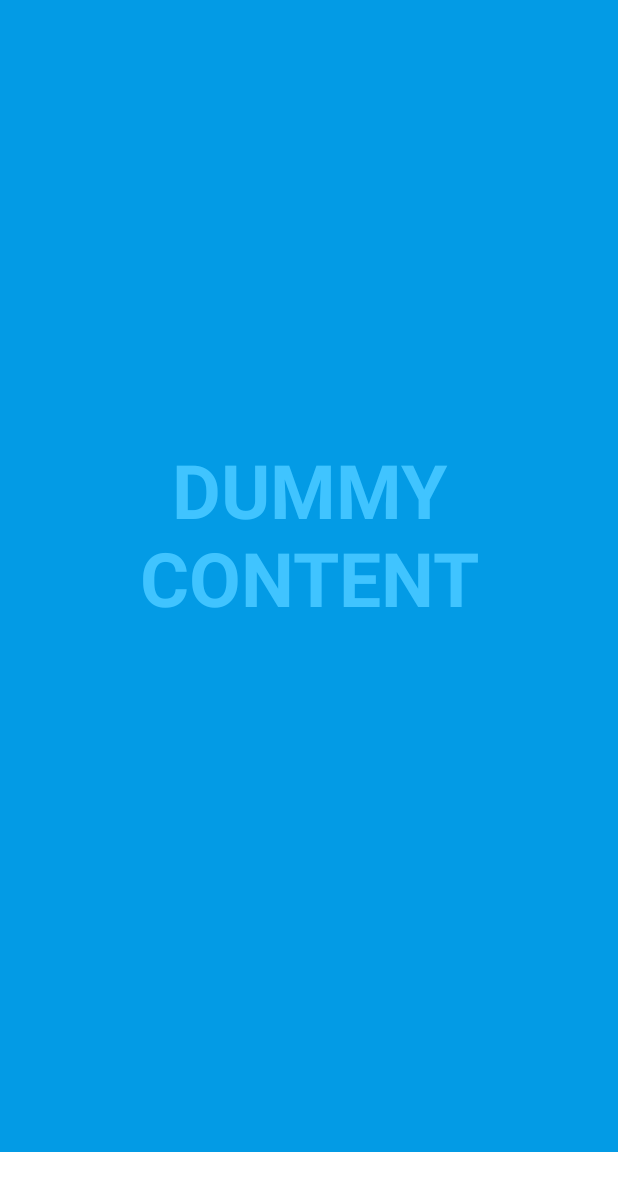
After one commit to RodrigoJavier101/router_pointer, an Android app built with Jetpack Compose: the fragment FullscreenFragment shown on its own in the app's theme, on a phone screen of 412 x 824 dp. The commit adds this screen. Shown: the top 1191 px of the screen. Run offline under Robolectric (Android 15) with nearby library versions, the phone set to English and light mode, and no system bars.

Commit message:
remote previous send

```diff
--- a/app/src/main/java/com/rodrigo/javier/eox/hackermen/routerpointer/ui/activities/MainActivity.kt
+++ b/app/src/main/java/com/rodrigo/javier/eox/hackermen/routerpointer/ui/activities/MainActivity.kt
@@ -15,6 +15,4 @@ class MainActivity : AppCompatActivity() {
 		binding = ActivityMainBinding.inflate(layoutInflater)
 		setContentView(binding.root)
 	}
-
-
 }
--- /dev/null
+++ b/app/src/main/java/com/rodrigo/javier/eox/hackermen/routerpointer/ui/fragments/FullscreenFragment.kt
@@ -0,0 +1,131 @@
+package com.rodrigo.javier.eox.hackermen.routerpointer.ui.fragments
+
+import android.os.Bundle
+import android.os.Handler
+import android.view.LayoutInflater
+import android.view.View
+import android.view.ViewGroup
+import android.view.WindowManager
+import android.widget.Button
+import androidx.appcompat.app.AppCompatActivity
+import androidx.fragment.app.Fragment
+import com.rodrigo.javier.eox.hackermen.routerpointer.R
+
+class FullscreenFragment : Fragment() {
+    private val hideHandler = Handler()
+
+    @Suppress("InlinedApi")
+    private val hidePart2Runnable = Runnable {
+
+        val flags =
+            View.SYSTEM_UI_FLAG_LOW_PROFILE or
+                    View.SYSTEM_UI_FLAG_FULLSCREEN or
+                    View.SYSTEM_UI_FLAG_LAYOUT_STABLE or
+                    View.SYSTEM_UI_FLAG_IMMERSIVE_STICKY or
+                    View.SYSTEM_UI_FLAG_LAYOUT_HIDE_NAVIGATION or
+                    View.SYSTEM_UI_FLAG_HIDE_NAVIGATION
+        activity?.window?.decorView?.systemUiVisibility = flags
+        (activity as? AppCompatActivity)?.supportActionBar?.hide()
+    }
+    private val showPart2Runnable = Runnable {
+        // Delayed display of UI elements
+        fullscreenContentControls?.visibility = View.VISIBLE
+    }
+    private var visible: Boolean = false
+    private val hideRunnable = Runnable { hide() }
+
+
+    private val delayHideTouchListener = View.OnTouchListener { _, _ ->
+        if (AUTO_HIDE) {
+            delayedHide(AUTO_HIDE_DELAY_MILLIS)
+        }
+        false
+    }
+
+    private var dummyButton: Button? = null
+    private var fullscreenContent: View? = null
+    private var fullscreenContentControls: View? = null
+
+    override fun onCreateView(
+        inflater: LayoutInflater,
+        container: ViewGroup?,
+        savedInstanceState: Bundle?
+    ): View? {
+        return inflater.inflate(R.layout.fragment_fullscreen, container, false)
+    }
+
+    override fun onViewCreated(view: View, savedInstanceState: Bundle?) {
+        super.onViewCreated(view, savedInstanceState)
+
+        visible = true
+
+        dummyButton = view.findViewById(R.id.dummy_button)
+        fullscreenContent = view.findViewById(R.id.fullscreen_content)
+        fullscreenContentControls = view.findViewById(R.id.fullscreen_content_controls)
+        fullscreenContent?.setOnClickListener { toggle() }
+
+        dummyButton?.setOnTouchListener(delayHideTouchListener)
+    }
+
+    override fun onResume() {
+        super.onResume()
+        activity?.window?.addFlags(WindowManager.LayoutParams.FLAG_LAYOUT_NO_LIMITS)
+
+        delayedHide(100)
+    }
+
+    override fun onPause() {
+        super.onPause()
+        activity?.window?.clearFlags(WindowManager.LayoutParams.FLAG_LAYOUT_NO_LIMITS)
+        activity?.window?.decorView?.systemUiVisibility = 0
+        show()
+    }
+
+    override fun onDestroy() {
+        super.onDestroy()
+        dummyButton = null
+        fullscreenContent = null
+        fullscreenContentControls = null
+    }
+
+    private fun toggle() {
+        if (visible) {
+            hide()
+        } else {
+            show()
+        }
+    }
+
+    private fun hide() {
+        fullscreenContentControls?.visibility = View.GONE
+        visible = false
+
+        hideHandler.removeCallbacks(showPart2Runnable)
+        hideHandler.postDelayed(hidePart2Runnable, UI_ANIMATION_DELAY.toLong())
+    }
+
+    @Suppress("InlinedApi")
+    private fun show() {
+        fullscreenContent?.systemUiVisibility =
+            View.SYSTEM_UI_FLAG_LAYOUT_FULLSCREEN or
+                    View.SYSTEM_UI_FLAG_LAYOUT_HIDE_NAVIGATION
+        visible = true
+
+        hideHandler.removeCallbacks(hidePart2Runnable)
+        hideHandler.postDelayed(showPart2Runnable, UI_ANIMATION_DELAY.toLong())
+        (activity as? AppCompatActivity)?.supportActionBar?.show()
+    }
+
+    private fun delayedHide(delayMillis: Int) {
+        hideHandler.removeCallbacks(hideRunnable)
+        hideHandler.postDelayed(hideRunnable, delayMillis.toLong())
+    }
+
+    companion object {
+        private const val AUTO_HIDE = true
+
+        private const val AUTO_HIDE_DELAY_MILLIS = 3000
+
+        private const val UI_ANIMATION_DELAY = 300
+    }
+}
--- a/app/src/main/java/com/rodrigo/javier/eox/hackermen/routerpointer/ui/fragments/WholeRouteMapFragment.kt
+++ b/app/src/main/java/com/rodrigo/javier/eox/hackermen/routerpointer/ui/fragments/WholeRouteMapFragment.kt
@@ -149,7 +149,7 @@ open class WholeRouteMapFragment : Fragment(), ListenerWholeRoute {
         Toast.makeText(
             requireContext(),
             "Short",
-            Toast.LENGTH_LONG
+            Toast.LENGTH_SHORT
         ).show()
     }
 
@@ -158,6 +158,7 @@ open class WholeRouteMapFragment : Fragment(), ListenerWholeRoute {
     }
 
     private fun generatePhoneCall() {
+//        val bind : Ph
         val dialogView = layoutInflater
             .inflate(R.layout.phonecall_dialog, null)
 
--- /dev/null
+++ b/app/src/main/res/layout/fragment_fullscreen.xml
@@ -0,0 +1,51 @@
+<?xml version="1.0" encoding="utf-8"?>
+<FrameLayout xmlns:android="http://schemas.android.com/apk/res/android"
+    xmlns:tools="http://schemas.android.com/tools"
+    android:layout_width="match_parent"
+    android:layout_height="match_parent"
+    android:background="?attr/fullscreenBackgroundColor"
+    android:theme="@style/ThemeOverlay.RouterPointer.FullscreenContainer"
+    tools:context=".ui.fragments.FullscreenFragment">
+
+    <!-- The primary full-screen view. This can be replaced with whatever view
+         is needed to present your content, e.g. VideoView, SurfaceView,
+         TextureView, etc. -->
+    <TextView
+        android:id="@+id/fullscreen_content"
+        android:layout_width="match_parent"
+        android:layout_height="match_parent"
+        android:gravity="center"
+        android:keepScreenOn="true"
+        android:text="@string/dummy_content"
+        android:textColor="?attr/fullscreenTextColor"
+        android:textSize="50sp"
+        android:textStyle="bold" />
+
+    <!-- This FrameLayout insets its children based on system windows using
+         android:fitsSystemWindows. -->
+    <FrameLayout
+        android:layout_width="match_parent"
+        android:layout_height="match_parent"
+        android:fitsSystemWindows="true">
+
+        <LinearLayout
+            android:id="@+id/fullscreen_content_controls"
+            style="@style/Widget.Theme.RouterPointer.ButtonBar.Fullscreen"
+            android:layout_width="match_parent"
+            android:layout_height="wrap_content"
+            android:layout_gravity="bottom|center_horizontal"
+            android:orientation="horizontal"
+            tools:ignore="UselessParent">
+
+            <Button
+                android:id="@+id/dummy_button"
+                style="?android:attr/buttonBarButtonStyle"
+                android:layout_width="0dp"
+                android:layout_height="wrap_content"
+                android:layout_weight="1"
+                android:text="@string/dummy_button" />
+
+        </LinearLayout>
+    </FrameLayout>
+
+</FrameLayout>
--- a/app/src/main/res/layout/fragment_whole_route_map.xml
+++ b/app/src/main/res/layout/fragment_whole_route_map.xml
@@ -4,7 +4,7 @@
     xmlns:tools="http://schemas.android.com/tools"
     android:layout_width="match_parent"
     android:layout_height="match_parent"
-    android:background="@color/teal_700">
+    android:background="@drawable/fondo">
 
     <androidx.appcompat.widget.LinearLayoutCompat
         android:id="@+id/linearLayoutCompat"
@@ -17,7 +17,7 @@
         <androidx.appcompat.widget.AppCompatImageView
             android:layout_width="wrap_content"
             android:layout_height="wrap_content"
-            android:background="@drawable/menu"/>
+            android:background="@drawable/menu" />
     </androidx.appcompat.widget.LinearLayoutCompat>
 
     <LinearLayout
--- a/app/src/main/res/layout/phonecall_dialog.xml
+++ b/app/src/main/res/layout/phonecall_dialog.xml
@@ -3,6 +3,7 @@
     xmlns:app="http://schemas.android.com/apk/res-auto"
     xmlns:tools="http://schemas.android.com/tools"
     android:layout_width="match_parent"
+    android:id="@+id/phonecall_dialog"
     android:layout_height="wrap_content"
     android:orientation="vertical">
 
--- a/app/src/main/res/values-night/themes.xml
+++ b/app/src/main/res/values-night/themes.xml
@@ -13,4 +13,9 @@
         <item name="android:statusBarColor" tools:targetApi="l">?attr/colorPrimaryVariant</item>
         <!-- Customize your theme here. -->
     </style>
+
+    <style name="ThemeOverlay.RouterPointer.FullscreenContainer" parent="">
+        <item name="fullscreenBackgroundColor">@color/light_blue_900</item>
+        <item name="fullscreenTextColor">@color/light_blue_A400</item>
+    </style>
 </resources>
--- /dev/null
+++ b/app/src/main/res/values/attrs.xml
@@ -0,0 +1,6 @@
+<resources>
+    <declare-styleable name="FullscreenAttrs">
+        <attr name="fullscreenBackgroundColor" format="color" />
+        <attr name="fullscreenTextColor" format="color" />
+    </declare-styleable>
+</resources>
--- a/app/src/main/res/values/colors.xml
+++ b/app/src/main/res/values/colors.xml
@@ -7,4 +7,9 @@
     <color name="teal_700">#FF018786</color>
     <color name="black">#FF000000</color>
     <color name="white">#FFFFFFFF</color>
+    <color name="light_blue_600">#FF039BE5</color>
+    <color name="light_blue_900">#FF01579B</color>
+    <color name="light_blue_A200">#FF40C4FF</color>
+    <color name="light_blue_A400">#FF00B0FF</color>
+    <color name="black_overlay">#66000000</color>
 </resources>
--- a/app/src/main/res/values/strings.xml
+++ b/app/src/main/res/values/strings.xml
@@ -36,4 +36,6 @@
     <string name="action_print">Print</string>
     <!-- TODO: Remove or change this placeholder text -->
     <string name="hello_blank_fragment">Hello blank fragment</string>
+    <string name="dummy_button">Dummy Button</string>
+    <string name="dummy_content">DUMMY\nCONTENT</string>
 </resources>
--- /dev/null
+++ b/app/src/main/res/values/styles.xml
@@ -0,0 +1,7 @@
+<resources>
+
+    <style name="Widget.Theme.RouterPointer.ButtonBar.Fullscreen" parent="">
+        <item name="android:background">@color/black_overlay</item>
+        <item name="android:buttonBarStyle">?android:attr/buttonBarStyle</item>
+    </style>
+</resources>
--- a/app/src/main/res/values/themes.xml
+++ b/app/src/main/res/values/themes.xml
@@ -21,4 +21,9 @@
         <item name="android:layout_height">wrap_content</item>
         <item name="android:padding">@dimen/normal_padding</item>
     </style>
+
+    <style name="ThemeOverlay.RouterPointer.FullscreenContainer" parent="">
+        <item name="fullscreenBackgroundColor">@color/light_blue_600</item>
+        <item name="fullscreenTextColor">@color/light_blue_A200</item>
+    </style>
 </resources>
--- a/build.gradle
+++ b/build.gradle
@@ -6,7 +6,7 @@ buildscript {
         jcenter()
     }
     dependencies {
-        classpath "com.android.tools.build:gradle:4.1.1"
+        classpath 'com.android.tools.build:gradle:4.1.2'
         classpath "org.jetbrains.kotlin:kotlin-gradle-plugin:$kotlin_version"
 
         // NOTE: Do not place your application dependencies here; they belong
```
Also changed, not shown: app/src/main/java/com/rodrigo/javier/eox/hackermen/routerpointer/ui/adapters/DeliveryListingAdapter.kt (+3 -6 lines), app/src/main/res/layout/item_point.xml (+10 -1 lines), app/src/main/res/drawable/fondo.png (added), 1 other file.
